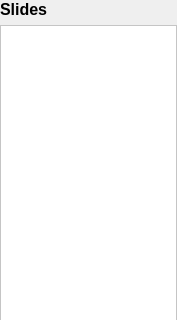
Old version of the form gui/Slidebar.ui in the repository acroper/BeamerQt; both pictures show x 0 to 177 and y 0 to 320 of the 177 by 757 pixel window.
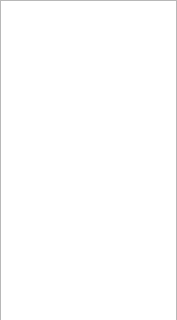
New version of the form.

Commit message: Updated configurator interface

```diff
--- a/gui/Slidebar.ui
+++ b/gui/Slidebar.ui
@@ -27,504 +27,20 @@
     <number>0</number>
    </property>
    <item>
-    <widget class="QLabel" name="label">
-     <property name="font">
-      <font>
-       <pointsize>12</pointsize>
-       <weight>75</weight>
-       <bold>true</bold>
-      </font>
+    <widget class="QListWidget" name="ListWidget">
+     <property name="dragEnabled">
+      <bool>true</bool>
      </property>
-     <property name="text">
-      <string>Slides</string>
+     <property name="dragDropMode">
+      <enum>QAbstractItemView::InternalMove</enum>
+     </property>
+     <property name="defaultDropAction">
+      <enum>Qt::MoveAction</enum>
      </property>
     </widget>
    </item>
    <item>
-    <widget class="QScrollArea" name="scrollArea">
-     <property name="palette">
-      <palette>
-       <active>
-        <colorrole role="WindowText">
-         <brush brushstyle="SolidPattern">
-          <color alpha="255">
-           <red>0</red>
-           <green>0</green>
-           <blue>0</blue>
-          </color>
-         </brush>
-        </colorrole>
-        <colorrole role="Button">
-         <brush brushstyle="SolidPattern">
-          <color alpha="255">
-           <red>255</red>
-           <green>255</green>
-           <blue>255</blue>
-          </color>
-         </brush>
-        </colorrole>
-        <colorrole role="Light">
-         <brush brushstyle="SolidPattern">
-          <color alpha="255">
-           <red>255</red>
-           <green>255</green>
-           <blue>255</blue>
-          </color>
-         </brush>
-        </colorrole>
-        <colorrole role="Midlight">
-         <brush brushstyle="SolidPattern">
-          <color alpha="255">
-           <red>255</red>
-           <green>255</green>
-           <blue>255</blue>
-          </color>
-         </brush>
-        </colorrole>
-        <colorrole role="Dark">
-         <brush brushstyle="SolidPattern">
-          <color alpha="255">
-           <red>127</red>
-           <green>127</green>
-           <blue>127</blue>
-          </color>
-         </brush>
-        </colorrole>
-        <colorrole role="Mid">
-         <brush brushstyle="SolidPattern">
-          <color alpha="255">
-           <red>170</red>
-           <green>170</green>
-           <blue>170</blue>
-          </color>
-         </brush>
-        </colorrole>
-        <colorrole role="Text">
-         <brush brushstyle="SolidPattern">
-          <color alpha="255">
-           <red>0</red>
-           <green>0</green>
-           <blue>0</blue>
-          </color>
-         </brush>
-        </colorrole>
-        <colorrole role="BrightText">
-         <brush brushstyle="SolidPattern">
-          <color alpha="255">
-           <red>255</red>
-           <green>255</green>
-           <blue>255</blue>
-          </color>
-         </brush>
-        </colorrole>
-        <colorrole role="ButtonText">
-         <brush brushstyle="SolidPattern">
-          <color alpha="255">
-           <red>0</red>
-           <green>0</green>
-           <blue>0</blue>
-          </color>
-         </brush>
-        </colorrole>
-        <colorrole role="Base">
-         <brush brushstyle="SolidPattern">
-          <color alpha="255">
-           <red>255</red>
-           <green>255</green>
-           <blue>255</blue>
-          </color>
-         </brush>
-        </colorrole>
-        <colorrole role="Window">
-         <brush brushstyle="SolidPattern">
-          <color alpha="255">
-           <red>255</red>
-           <green>255</green>
-           <blue>255</blue>
-          </color>
-         </brush>
-        </colorrole>
-        <colorrole role="Shadow">
-         <brush brushstyle="SolidPattern">
-          <color alpha="255">
-           <red>0</red>
-           <green>0</green>
-           <blue>0</blue>
-          </color>
-         </brush>
-        </colorrole>
-        <colorrole role="AlternateBase">
-         <brush brushstyle="SolidPattern">
-          <color alpha="255">
-           <red>255</red>
-           <green>255</green>
-           <blue>255</blue>
-          </color>
-         </brush>
-        </colorrole>
-        <colorrole role="ToolTipBase">
-         <brush brushstyle="SolidPattern">
-          <color alpha="255">
-           <red>255</red>
-           <green>255</green>
-           <blue>220</blue>
-          </color>
-         </brush>
-        </colorrole>
-        <colorrole role="ToolTipText">
-         <brush brushstyle="SolidPattern">
-          <color alpha="255">
-           <red>0</red>
-           <green>0</green>
-           <blue>0</blue>
-          </color>
-         </brush>
-        </colorrole>
-        <colorrole role="PlaceholderText">
-         <brush brushstyle="SolidPattern">
-          <color alpha="128">
-           <red>0</red>
-           <green>0</green>
-           <blue>0</blue>
-          </color>
-         </brush>
-        </colorrole>
-       </active>
-       <inactive>
-        <colorrole role="WindowText">
-         <brush brushstyle="SolidPattern">
-          <color alpha="255">
-           <red>0</red>
-           <green>0</green>
-           <blue>0</blue>
-          </color>
-         </brush>
-        </colorrole>
-        <colorrole role="Button">
-         <brush brushstyle="SolidPattern">
-          <color alpha="255">
-           <red>255</red>
-           <green>255</green>
-           <blue>255</blue>
-          </color>
-         </brush>
-        </colorrole>
-        <colorrole role="Light">
-         <brush brushstyle="SolidPattern">
-          <color alpha="255">
-           <red>255</red>
-           <green>255</green>
-           <blue>255</blue>
-          </color>
-         </brush>
-        </colorrole>
-        <colorrole role="Midlight">
-         <brush brushstyle="SolidPattern">
-          <color alpha="255">
-           <red>255</red>
-           <green>255</green>
-           <blue>255</blue>
-          </color>
-         </brush>
-        </colorrole>
-        <colorrole role="Dark">
-         <brush brushstyle="SolidPattern">
-          <color alpha="255">
-           <red>127</red>
-           <green>127</green>
-           <blue>127</blue>
-          </color>
-         </brush>
-        </colorrole>
-        <colorrole role="Mid">
-         <brush brushstyle="SolidPattern">
-          <color alpha="255">
-           <red>170</red>
-           <green>170</green>
-           <blue>170</blue>
-          </color>
-         </brush>
-        </colorrole>
-        <colorrole role="Text">
-         <brush brushstyle="SolidPattern">
-          <color alpha="255">
-           <red>0</red>
-           <green>0</green>
-           <blue>0</blue>
-          </color>
-         </brush>
-        </colorrole>
-        <colorrole role="BrightText">
-         <brush brushstyle="SolidPattern">
-          <color alpha="255">
-           <red>255</red>
-           <green>255</green>
-           <blue>255</blue>
-          </color>
-         </brush>
-        </colorrole>
-        <colorrole role="ButtonText">
-         <brush brushstyle="SolidPattern">
-          <color alpha="255">
-           <red>0</red>
-           <green>0</green>
-           <blue>0</blue>
-          </color>
-         </brush>
-        </colorrole>
-        <colorrole role="Base">
-         <brush brushstyle="SolidPattern">
-          <color alpha="255">
-           <red>255</red>
-           <green>255</green>
-           <blue>255</blue>
-          </color>
-         </brush>
-        </colorrole>
-        <colorrole role="Window">
-         <brush brushstyle="SolidPattern">
-          <color alpha="255">
-           <red>255</red>
-           <green>255</green>
-           <blue>255</blue>
-          </color>
-         </brush>
-        </colorrole>
-        <colorrole role="Shadow">
-         <brush brushstyle="SolidPattern">
-          <color alpha="255">
-           <red>0</red>
-           <green>0</green>
-           <blue>0</blue>
-          </color>
-         </brush>
-        </colorrole>
-        <colorrole role="AlternateBase">
-         <brush brushstyle="SolidPattern">
-          <color alpha="255">
-           <red>255</red>
-           <green>255</green>
-           <blue>255</blue>
-          </color>
-         </brush>
-        </colorrole>
-        <colorrole role="ToolTipBase">
-         <brush brushstyle="SolidPattern">
-          <color alpha="255">
-           <red>255</red>
-           <green>255</green>
-           <blue>220</blue>
-          </color>
-         </brush>
-        </colorrole>
-        <colorrole role="ToolTipText">
-         <brush brushstyle="SolidPattern">
-          <color alpha="255">
-           <red>0</red>
-           <green>0</green>
-           <blue>0</blue>
-          </color>
-         </brush>
-        </colorrole>
-        <colorrole role="PlaceholderText">
-         <brush brushstyle="SolidPattern">
-          <color alpha="128">
-           <red>0</red>
-           <green>0</green>
-           <blue>0</blue>
-          </color>
-         </brush>
-        </colorrole>
-       </inactive>
-       <disabled>
-        <colorrole role="WindowText">
-         <brush brushstyle="SolidPattern">
-          <color alpha="255">
-           <red>127</red>
-           <green>127</green>
-           <blue>127</blue>
-          </color>
-         </brush>
-        </colorrole>
-        <colorrole role="Button">
-         <brush brushstyle="SolidPattern">
-          <color alpha="255">
-           <red>255</red>
-           <green>255</green>
-           <blue>255</blue>
-          </color>
-         </brush>
-        </colorrole>
-        <colorrole role="Light">
-         <brush brushstyle="SolidPattern">
-          <color alpha="255">
-           <red>255</red>
-           <green>255</green>
-           <blue>255</blue>
-          </color>
-         </brush>
-        </colorrole>
-        <colorrole role="Midlight">
-         <brush brushstyle="SolidPattern">
-          <color alpha="255">
-           <red>255</red>
-           <green>255</green>
-           <blue>255</blue>
-          </color>
-         </brush>
-        </colorrole>
-        <colorrole role="Dark">
-         <brush brushstyle="SolidPattern">
-          <color alpha="255">
-           <red>127</red>
-           <green>127</green>
-           <blue>127</blue>
-          </color>
-         </brush>
-        </colorrole>
-        <colorrole role="Mid">
-         <brush brushstyle="SolidPattern">
-          <color alpha="255">
-           <red>170</red>
-           <green>170</green>
-           <blue>170</blue>
-          </color>
-         </brush>
-        </colorrole>
-        <colorrole role="Text">
-         <brush brushstyle="SolidPattern">
-          <color alpha="255">
-           <red>127</red>
-           <green>127</green>
-           <blue>127</blue>
-          </color>
-         </brush>
-        </colorrole>
-        <colorrole role="BrightText">
-         <brush brushstyle="SolidPattern">
-          <color alpha="255">
-           <red>255</red>
-           <green>255</green>
-           <blue>255</blue>
-          </color>
-         </brush>
-        </colorrole>
-        <colorrole role="ButtonText">
-         <brush brushstyle="SolidPattern">
-          <color alpha="255">
-           <red>127</red>
-           <green>127</green>
-           <blue>127</blue>
-          </color>
-         </brush>
-        </colorrole>
-        <colorrole role="Base">
-         <brush brushstyle="SolidPattern">
-          <color alpha="255">
-           <red>255</red>
-           <green>255</green>
-           <blue>255</blue>
-          </color>
-         </brush>
-        </colorrole>
-        <colorrole role="Window">
-         <brush brushstyle="SolidPattern">
-          <color alpha="255">
-           <red>255</red>
-           <green>255</green>
-           <blue>255</blue>
-          </color>
-         </brush>
-        </colorrole>
-        <colorrole role="Shadow">
-         <brush brushstyle="SolidPattern">
-          <color alpha="255">
-           <red>0</red>
-           <green>0</green>
-           <blue>0</blue>
-          </color>
-         </brush>
-        </colorrole>
-        <colorrole role="AlternateBase">
-         <brush brushstyle="SolidPattern">
-          <color alpha="255">
-           <red>255</red>
-           <green>255</green>
-           <blue>255</blue>
-          </color>
-         </brush>
-        </colorrole>
-        <colorrole role="ToolTipBase">
-         <brush brushstyle="SolidPattern">
-          <color alpha="255">
-           <red>255</red>
-           <green>255</green>
-           <blue>220</blue>
-          </color>
-         </brush>
-        </colorrole>
-        <colorrole role="ToolTipText">
-         <brush brushstyle="SolidPattern">
-          <color alpha="255">
-           <red>0</red>
-           <green>0</green>
-           <blue>0</blue>
-          </color>
-         </brush>
-        </colorrole>
-        <colorrole role="PlaceholderText">
-         <brush brushstyle="SolidPattern">
-          <color alpha="128">
-           <red>0</red>
-           <green>0</green>
-           <blue>0</blue>
-          </color>
-         </brush>
-        </colorrole>
-       </disabled>
-      </palette>
-     </property>
-     <property name="verticalScrollBarPolicy">
-      <enum>Qt::ScrollBarAsNeeded</enum>
-     </property>
-     <property name="horizontalScrollBarPolicy">
-      <enum>Qt::ScrollBarAlwaysOff</enum>
-     </property>
-     <property name="sizeAdjustPolicy">
-      <enum>QAbstractScrollArea::AdjustToContents</enum>
-     </property>
-     <property name="widgetResizable">
-      <bool>true</bool>
-     </property>
-     <property name="alignment">
-      <set>Qt::AlignLeading|Qt::AlignLeft|Qt::AlignTop</set>
-     </property>
-     <widget class="QWidget" name="scrollAreaWidgetContents">
-      <property name="geometry">
-       <rect>
-        <x>0</x>
-        <y>0</y>
-        <width>175</width>
-        <height>730</height>
-       </rect>
-      </property>
-      <layout class="QVBoxLayout" name="verticalLayout_2">
-       <item>
-        <layout class="QVBoxLayout" name="verticalLayout"/>
-       </item>
-       <item>
-        <layout class="QVBoxLayout" name="SlidePanel">
-         <property name="spacing">
-          <number>2</number>
-         </property>
-         <property name="sizeConstraint">
-          <enum>QLayout::SetDefaultConstraint</enum>
-         </property>
-        </layout>
-       </item>
-      </layout>
-     </widget>
-    </widget>
+    <layout class="QVBoxLayout" name="verticalLayout"/>
    </item>
   </layout>
  </widget>
```
The commit also changes 7 other files.
